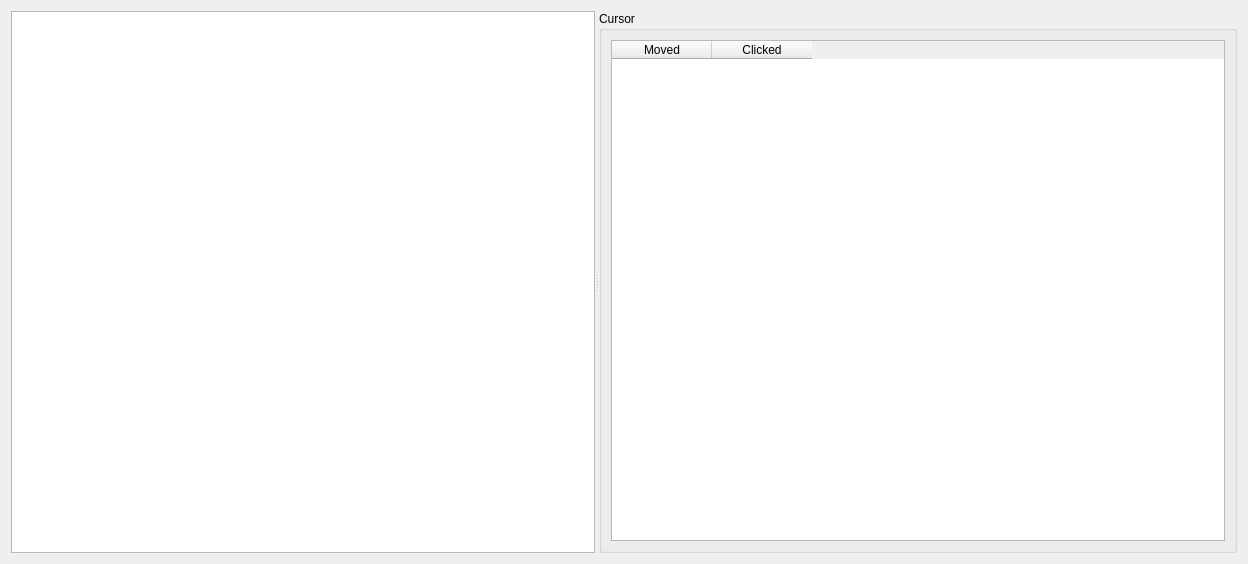
This is bec_widgets/examples/extreme/extreme.ui in bec-project/bec_widgets as Qt 5 draws it before an edit. The edited form follows.
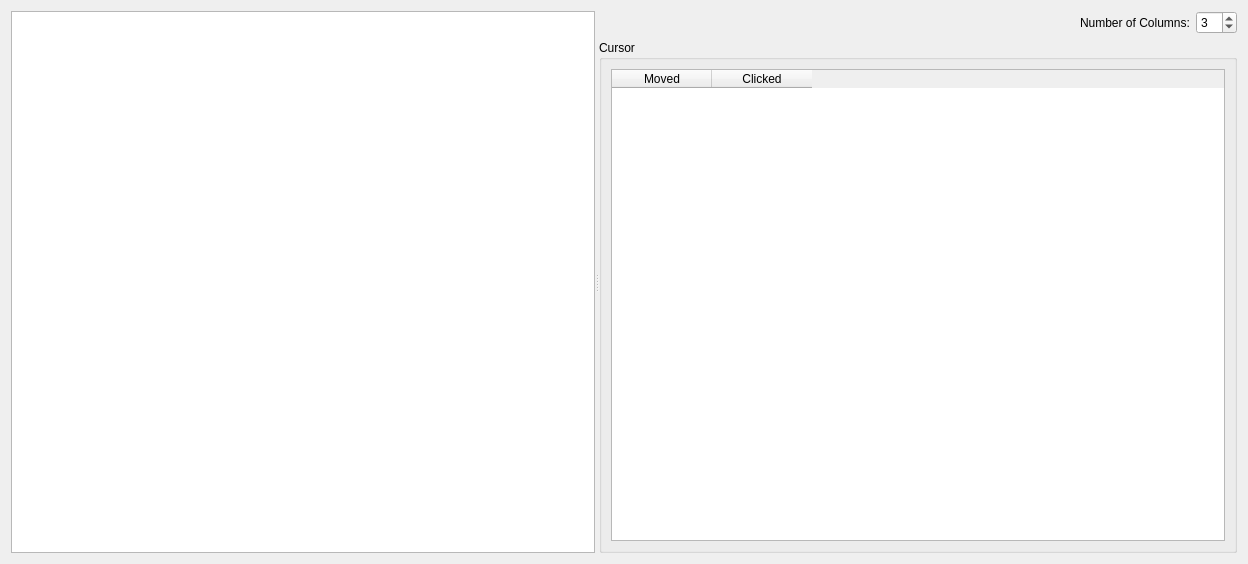
This is the edited form. Custom widgets are drawn as their Qt base class.

Commit message: feat: number of columns can be dynamically changed

Patch:
```diff
--- a/bec_widgets/examples/extreme/extreme.ui
+++ b/bec_widgets/examples/extreme/extreme.ui
@@ -20,6 +20,42 @@
       <enum>Qt::Horizontal</enum>
      </property>
      <widget class="GraphicsLayoutWidget" name="glw"/>
+     <widget class="QWidget" name="">
+      <layout class="QGridLayout" name="gridLayout_2">
+       <item row="0" column="1">
+        <widget class="QLabel" name="label">
+         <property name="text">
+          <string>Number of Columns:</string>
+         </property>
+        </widget>
+       </item>
+       <item row="0" column="2">
+        <widget class="QSpinBox" name="spinBox_N_columns">
+         <property name="minimum">
+          <number>1</number>
+         </property>
+         <property name="maximum">
+          <number>10</number>
+         </property>
+         <property name="value">
+          <number>3</number>
+         </property>
+        </widget>
+       </item>
+       <item row="0" column="0">
+        <spacer name="horizontalSpacer">
+         <property name="orientation">
+          <enum>Qt::Horizontal</enum>
+         </property>
+         <property name="sizeHint" stdset="0">
+          <size>
+           <width>40</width>
+           <height>20</height>
+          </size>
+         </property>
+        </spacer>
+       </item>
+       <item row="1" column="0" colspan="3">
      <widget class="QGroupBox" name="groupBox">
       <property name="title">
        <string>Cursor</string>
@@ -37,6 +73,9 @@
            <string>Clicked</string>
           </property>
          </column>
+           </widget>
+          </item>
+         </layout>
         </widget>
        </item>
       </layout>
```
Lines whose indentation alone changed are shown as unchanged. The commit also changes 2 other files.
